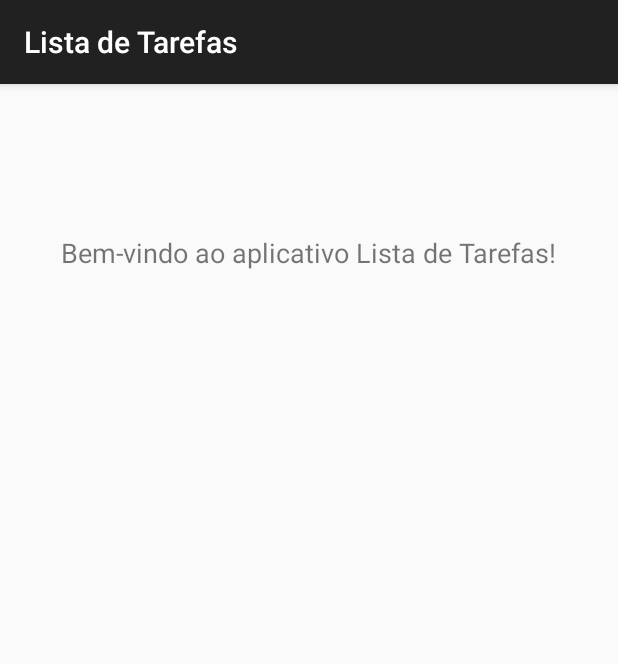
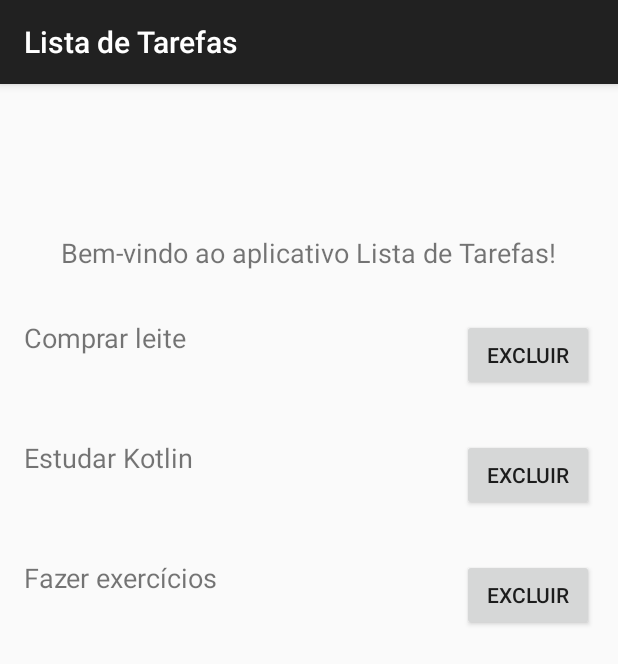
Before and after one commit to hecasan/ListaTarefas_KT, an Android app built with Jetpack Compose: the screen it shows after launch (MainActivity), on a phone screen of 412 x 824 dp. Shown: the top 664 px of the screen. Run offline under Robolectric (Android 15) with nearby library versions, the phone set to English and light mode, and no system bars.

Commit message:
Implementado lista de tarefas com dados mockados

```diff
--- a/app/build.gradle.kts
+++ b/app/build.gradle.kts
@@ -63,6 +63,7 @@ dependencies {
     implementation(libs.material)
     implementation(libs.androidx.activity)
     implementation(libs.androidx.constraintlayout)
+    implementation("androidx.recyclerview:recyclerview:1.2.1") // Nova dependência
     testImplementation(libs.junit)
     androidTestImplementation(libs.androidx.junit)
     androidTestImplementation(libs.androidx.espresso.core)
--- a/app/src/main/java/com/ListaTarefas_KT/MainActivity.kt
+++ b/app/src/main/java/com/ListaTarefas_KT/MainActivity.kt
@@ -2,10 +2,28 @@ package com.ListaTarefas_KT
 
 import androidx.appcompat.app.AppCompatActivity
 import android.os.Bundle
+import androidx.recyclerview.widget.LinearLayoutManager
+import androidx.recyclerview.widget.RecyclerView
 
 class MainActivity : AppCompatActivity() {
+    private lateinit var recyclerViewTarefas: RecyclerView
+    private lateinit var tarefaAdapter: TarefaAdapter
+    private val listaTarefas = mutableListOf<Tarefa>()
+
     override fun onCreate(savedInstanceState: Bundle?) {
         super.onCreate(savedInstanceState)
         setContentView(R.layout.activity_main)
+
+        // Configurar RecyclerView
+        recyclerViewTarefas = findViewById(R.id.recyclerViewTarefas)
+        tarefaAdapter = TarefaAdapter(listaTarefas)
+        recyclerViewTarefas.adapter = tarefaAdapter
+        recyclerViewTarefas.layoutManager = LinearLayoutManager(this)
+
+        // Adicionar algumas tarefas de exemplo
+        listaTarefas.add(Tarefa("Comprar leite"))
+        listaTarefas.add(Tarefa("Estudar Kotlin"))
+        listaTarefas.add(Tarefa("Fazer exercícios"))
+        tarefaAdapter.notifyDataSetChanged()
     }
 }
--- /dev/null
+++ b/app/src/main/java/com/ListaTarefas_KT/Tarefa.kt
@@ -0,0 +1,3 @@
+package com.ListaTarefas_KT
+
+data class Tarefa(val nome: String)
--- /dev/null
+++ b/app/src/main/java/com/ListaTarefas_KT/TarefaAdapter.kt
@@ -0,0 +1,36 @@
+package com.ListaTarefas_KT
+
+import android.view.LayoutInflater
+import android.view.View
+import android.view.ViewGroup
+import android.widget.Button
+import android.widget.TextView
+import androidx.recyclerview.widget.RecyclerView
+
+class TarefaAdapter(private val listaTarefas: MutableList<Tarefa>) :
+    RecyclerView.Adapter<TarefaAdapter.TarefaViewHolder>() {
+
+    class TarefaViewHolder(itemView: View) : RecyclerView.ViewHolder(itemView) {
+        val tarefaNome: TextView = itemView.findViewById(R.id.tarefaNome)
+        val botaoExcluir: Button = itemView.findViewById(R.id.botaoExcluir)
+    }
+
+    override fun onCreateViewHolder(parent: ViewGroup, viewType: Int): TarefaViewHolder {
+        val view = LayoutInflater.from(parent.context).inflate(R.layout.item_tarefa, parent, false)
+        return TarefaViewHolder(view)
+    }
+
+    override fun onBindViewHolder(holder: TarefaViewHolder, position: Int) {
+        val tarefa = listaTarefas[position]
+        holder.tarefaNome.text = tarefa.nome
+
+        holder.botaoExcluir.setOnClickListener {
+            listaTarefas.removeAt(position)
+            notifyItemRemoved(position)
+        }
+    }
+
+    override fun getItemCount(): Int {
+        return listaTarefas.size
+    }
+}
--- a/app/src/main/res/layout/activity_main.xml
+++ b/app/src/main/res/layout/activity_main.xml
@@ -17,4 +17,15 @@
         app:layout_constraintTop_toTopOf="parent"
         app:layout_constraintStart_toStartOf="parent"
         app:layout_constraintEnd_toEndOf="parent"/>
+
+    <androidx.recyclerview.widget.RecyclerView
+        android:id="@+id/recyclerViewTarefas"
+        android:layout_width="match_parent"
+        android:layout_height="0dp"
+        android:layout_marginTop="16dp"
+        app:layout_constraintTop_toBottomOf="@id/welcomeText"
+        app:layout_constraintBottom_toBottomOf="parent"
+        app:layout_constraintStart_toStartOf="parent"
+        app:layout_constraintEnd_toEndOf="parent"/>
+
 </androidx.constraintlayout.widget.ConstraintLayout>
--- /dev/null
+++ b/app/src/main/res/layout/item_tarefa.xml
@@ -0,0 +1,27 @@
+<?xml version="1.0" encoding="utf-8"?>
+<androidx.constraintlayout.widget.ConstraintLayout
+    xmlns:android="http://schemas.android.com/apk/res/android"
+    xmlns:app="http://schemas.android.com/apk/res-auto"
+    xmlns:tools="http://schemas.android.com/tools"
+    android:layout_width="match_parent"
+    android:layout_height="wrap_content"
+    android:padding="16dp">
+
+    <TextView
+        android:id="@+id/tarefaNome"
+        android:layout_width="wrap_content"
+        android:layout_height="wrap_content"
+        android:text="Nome da Tarefa"
+        android:textSize="18sp"
+        app:layout_constraintStart_toStartOf="parent"
+        app:layout_constraintTop_toTopOf="parent"/>
+
+    <Button
+        android:id="@+id/botaoExcluir"
+        android:layout_width="wrap_content"
+        android:layout_height="wrap_content"
+        android:text="Excluir"
+        app:layout_constraintEnd_toEndOf="parent"
+        app:layout_constraintTop_toTopOf="parent"/>
+
+</androidx.constraintlayout.widget.ConstraintLayout>
```
